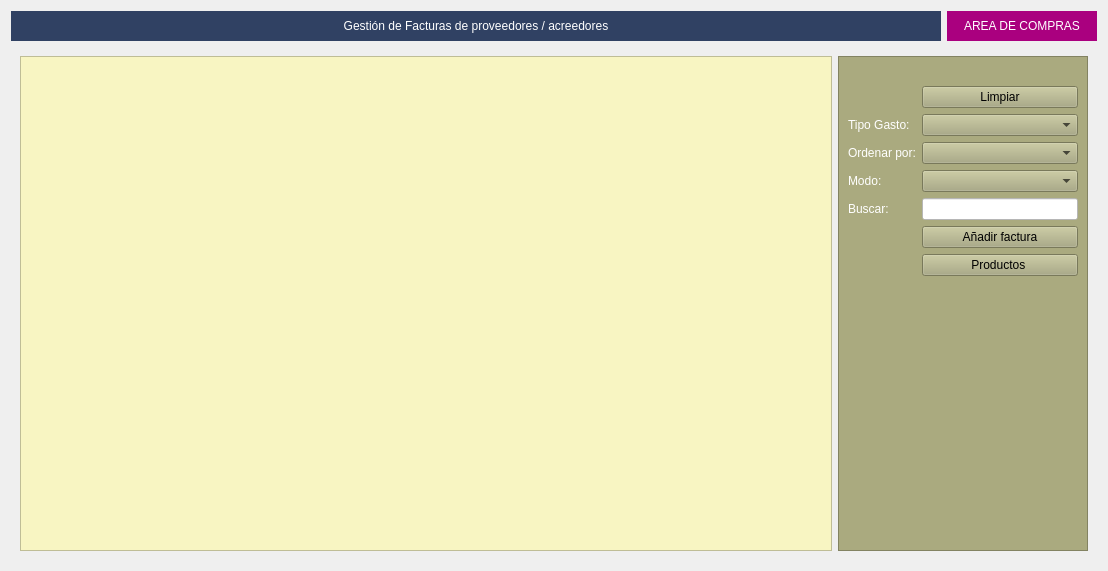
Above: Zona_Compras/frmfacturasproveedor.ui from arcnexus/RedFoX before the change. Below: the same form after it.
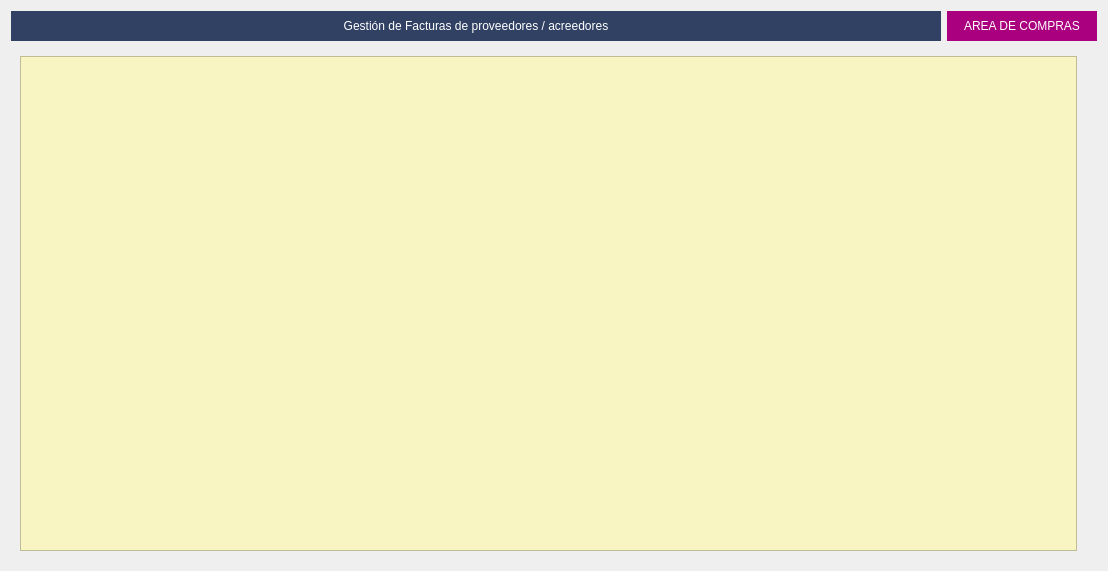
That is the form after the change. The open tabs and pages were chosen to show the change. Icons and pictures are not drawn.

Patch:
```diff
--- a/Zona_Compras/frmfacturasproveedor.ui
+++ b/Zona_Compras/frmfacturasproveedor.ui
@@ -2299,6 +2299,9 @@
      </widget>
      <widget class="QWidget" name="page_2">
       <layout class="QGridLayout" name="gridLayout_14">
+       <property name="rightMargin">
+        <number>20</number>
+       </property>
        <item row="0" column="0">
         <widget class="QTableView" name="tabla">
          <property name="styleSheet">
@@ -2323,166 +2326,6 @@
          </attribute>
         </widget>
        </item>
-       <item row="0" column="1">
-        <widget class="QFrame" name="frame_5">
-         <property name="maximumSize">
-          <size>
-           <width>250</width>
-           <height>16777215</height>
-          </size>
-         </property>
-         <property name="styleSheet">
-          <string notr="true">background-color: rgb(170, 170, 127);
-color: rgb(0, 0, 0);</string>
-         </property>
-         <property name="frameShape">
-          <enum>QFrame::StyledPanel</enum>
-         </property>
-         <property name="frameShadow">
-          <enum>QFrame::Plain</enum>
-         </property>
-         <property name="lineWidth">
-          <number>3</number>
-         </property>
-         <property name="midLineWidth">
-          <number>0</number>
-         </property>
-         <layout class="QGridLayout" name="gridLayout_12">
-          <item row="5" column="2">
-           <widget class="QLabel" name="label_70">
-            <property name="styleSheet">
-             <string notr="true">color: rgb(255, 255, 255);</string>
-            </property>
-            <property name="text">
-             <string>Buscar:</string>
-            </property>
-           </widget>
-          </item>
-          <item row="2" column="4">
-           <widget class="QComboBox" name="cbogastos">
-            <property name="autoFillBackground">
-             <bool>false</bool>
-            </property>
-           </widget>
-          </item>
-          <item row="7" column="4">
-           <widget class="QPushButton" name="btnAnadir_2">
-            <property name="autoFillBackground">
-             <bool>false</bool>
-            </property>
-            <property name="text">
-             <string>Añadir factura</string>
-            </property>
-            <property name="icon">
-             <iconset resource="../maya.qrc">
-              <normaloff>:/Icons/PNG/add.png</normaloff>:/Icons/PNG/add.png</iconset>
-            </property>
-            <property name="iconSize">
-             <size>
-              <width>15</width>
-              <height>15</height>
-             </size>
-            </property>
-           </widget>
-          </item>
-          <item row="2" column="2">
-           <widget class="QLabel" name="label_38">
-            <property name="styleSheet">
-             <string notr="true">color: rgb(255, 255, 255);</string>
-            </property>
-            <property name="text">
-             <string>Tipo Gasto:</string>
-            </property>
-           </widget>
-          </item>
-          <item row="5" column="4">
-           <widget class="QLineEdit" name="txtBuscar">
-            <property name="styleSheet">
-             <string notr="true">background-color: rgb(255, 255, 255);</string>
-            </property>
-           </widget>
-          </item>
-          <item row="3" column="4">
-           <widget class="QComboBox" name="cboOrden">
-            <property name="autoFillBackground">
-             <bool>false</bool>
-            </property>
-           </widget>
-          </item>
-          <item row="8" column="4">
-           <widget class="QPushButton" name="btnArticulos">
-            <property name="text">
-             <string>Productos </string>
-            </property>
-            <property name="icon">
-             <iconset resource="../maya.qrc">
-              <normaloff>:/Icons/PNG/Box.png</normaloff>:/Icons/PNG/Box.png</iconset>
-            </property>
-           </widget>
-          </item>
-          <item row="3" column="2">
-           <widget class="QLabel" name="label_37">
-            <property name="styleSheet">
-             <string notr="true">color: rgb(255, 255, 255);</string>
-            </property>
-            <property name="text">
-             <string>Ordenar por:</string>
-            </property>
-           </widget>
-          </item>
-          <item row="4" column="2">
-           <widget class="QLabel" name="label_39">
-            <property name="styleSheet">
-             <string notr="true">color: rgb(255, 255, 255);</string>
-            </property>
-            <property name="text">
-             <string>Modo:</string>
-            </property>
-           </widget>
-          </item>
-          <item row="4" column="4">
-           <widget class="QComboBox" name="cboModo"/>
-          </item>
-          <item row="9" column="4">
-           <spacer name="verticalSpacer_5">
-            <property name="orientation">
-             <enum>Qt::Vertical</enum>
-            </property>
-            <property name="sizeHint" stdset="0">
-             <size>
-              <width>20</width>
-              <height>40</height>
-             </size>
-            </property>
-           </spacer>
-          </item>
-          <item row="0" column="4">
-           <widget class="QLabel" name="label_33">
-            <property name="text">
-             <string/>
-            </property>
-            <property name="pixmap">
-             <pixmap resource="../maya.qrc">:/Icons/PNG/busca_filtra.png</pixmap>
-            </property>
-           </widget>
-          </item>
-          <item row="1" column="4">
-           <widget class="QPushButton" name="btnClear">
-            <property name="autoFillBackground">
-             <bool>false</bool>
-            </property>
-            <property name="text">
-             <string>Limpiar</string>
-            </property>
-            <property name="icon">
-             <iconset resource="../maya.qrc">
-              <normaloff>:/Icons/PNG/clean.png</normaloff>:/Icons/PNG/clean.png</iconset>
-            </property>
-           </widget>
-          </item>
-         </layout>
-        </widget>
-       </item>
       </layout>
      </widget>
     </widget>
```
Left out of the diff: 5 changed lines with no effect on the pictures.
